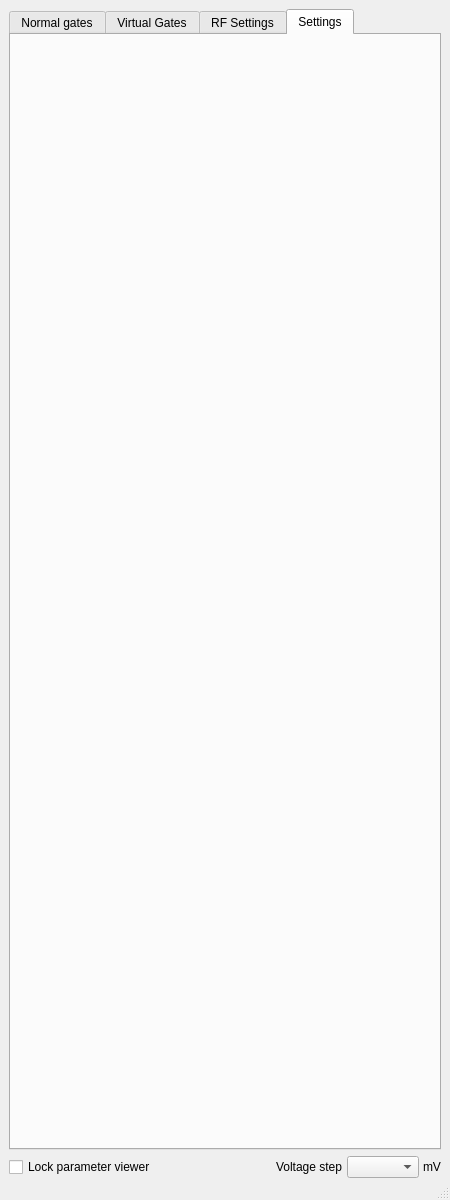
First picture: the form in core_tools/GUI/param_viewer/param_viewer_GUI_window.ui, repository stephanlphilips/core_tools, before the edit.
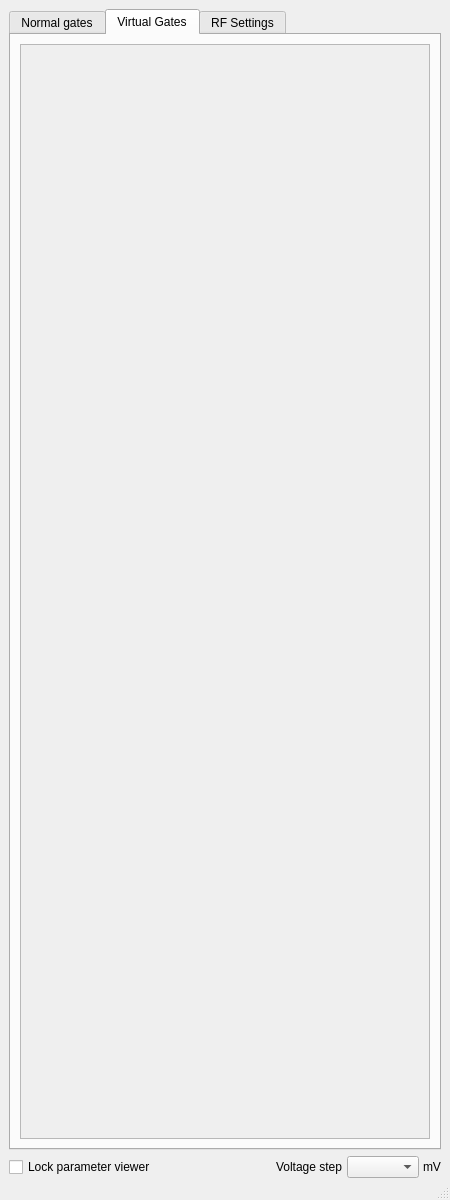
Second picture: the form after the edit. The open tabs and pages were chosen to show the change.

Commit message: Parameter viewer virtual gate limits set to +/- 9999.99 mV and print warning if gate voltage is corrected by GUI limits

The edit to the form file:
```diff
--- a/core_tools/GUI/param_viewer/param_viewer_GUI_window.ui
+++ b/core_tools/GUI/param_viewer/param_viewer_GUI_window.ui
@@ -105,13 +105,6 @@
         <layout class="QGridLayout" name="layout_RF"/>
        </widget>
       </widget>
-      <widget class="QWidget" name="settings">
-       <attribute name="title">
-        <string>Settings</string>
-       </attribute>
-       <layout class="QGridLayout" name="gridLayout_3">
-       </layout>
-      </widget>
      </widget>
     </item>
     <item row="1" column="0">
```
Left out of the diff: 3 changed lines with no effect on the pictures. The commit also changes 2 other files.
